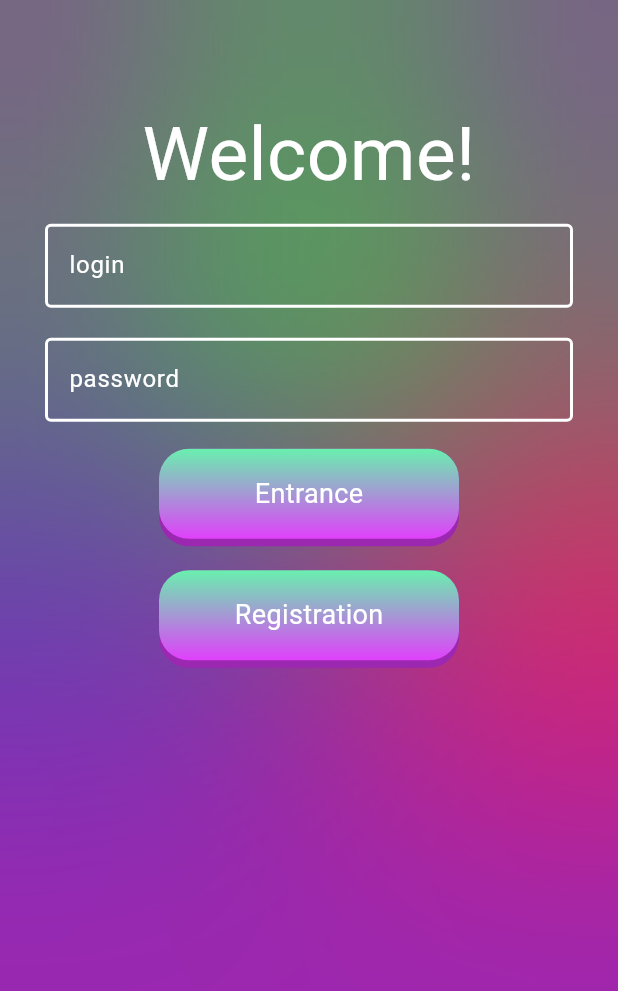
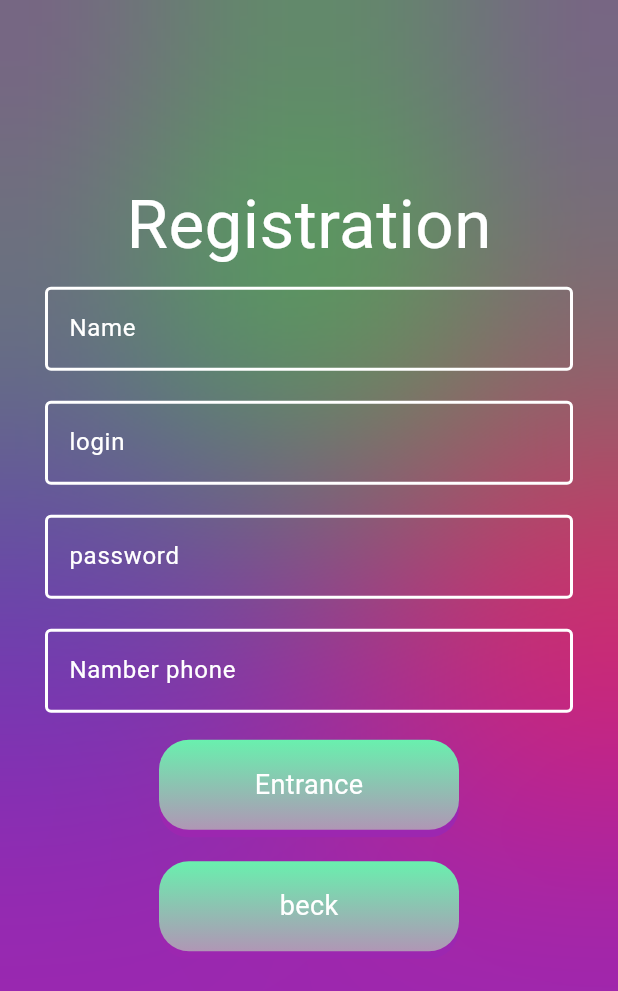
Before and after one commit to Artur1im/online_shop, a Flutter app: the screen it shows after launch, after a tap on "Registration", on a phone screen of 412 x 824 dp. Shown: the top 991 px of the screen. Run offline on Flutter 3.47's test engine with Material 3 defaults, Android fonts, the phone set to English and light mode, and no system bars; drawn by our look-alikes of nice_buttons; Roboto replaces fonts that are missing (Big).

Commit message:
создал страницу регистрации и добавил главную страницу

```diff
--- a/lib/auth/authorization.dart
+++ b/lib/auth/authorization.dart
@@ -2,6 +2,8 @@ import 'dart:ui';
 
 import 'package:flutter/material.dart';
 import 'package:flutter/services.dart';
+import 'package:online_shop/auth/registration.dart';
+import 'package:online_shop/page/home.dart';
 import 'package:online_shop/widget/button.dart';
 import 'package:online_shop/widget/text.dart';
 import 'package:online_shop/widget/text_input.dart';
@@ -60,26 +62,46 @@ class _AuthorizationState extends State<Authorization> {
               BackdropFilter(
                 filter: ImageFilter.blur(sigmaX: 100.0, sigmaY: 100.0),
                 child: Container(
-                      decoration:
-                          const BoxDecoration(color: Colors.transparent)),
+                    decoration: const BoxDecoration(color: Colors.transparent)),
               ),
               Align(
                 alignment: Alignment.topCenter,
                 child: Column(children: [
-                    BigText(
+                  const SizedBox(height: 50),
+
+                  const BigText(
                     title: 'Welcome!',
                   ),
-                    InputText(title: "login"),
-                    InputText(title: "password"),
+                  const InputText(title: "login"),
+                  const InputText(title: "password"),
                   NButton(
                     title: 'Entrance',
+                    onTap: (finish) {
+                      Navigator.push(
+                        context,
+                        MaterialPageRoute(builder: (context) => const Home()),
+                      );
+                    },
                   ),
                   NButton(
                     title: 'Registration',
+                    onTap: (finish) {
+                      Navigator.push(
+                        context,
+                        MaterialPageRoute(
+                            builder: (context) => const Registration()),
+                      );
+                    },
                   )
+
+                  // NButton(
+                  //   title: 'Registration',
+                  //   onTap: customAction,
+                  // )
                 ]),
               )
             ])),
-        ));
+      ),
+    );
   }
 }
--- a/lib/auth/registration.dart
+++ b/lib/auth/registration.dart
@@ -1,4 +1,10 @@
+import 'dart:ui';
+
 import 'package:flutter/material.dart';
+import 'package:flutter/services.dart';
+import 'package:online_shop/widget/button.dart';
+import 'package:online_shop/widget/text.dart';
+import 'package:online_shop/widget/text_input.dart';
 
 class Registration extends StatefulWidget {
   const Registration({super.key});
@@ -10,6 +16,88 @@ class Registration extends StatefulWidget {
 class _RegistrationState extends State<Registration> {
   @override
   Widget build(BuildContext context) {
-    return Container();
+    return Scaffold(
+      backgroundColor: Colors.purple,
+      extendBodyBehindAppBar: true,
+      appBar: AppBar(
+        automaticallyImplyLeading: false,
+        backgroundColor: Colors.transparent,
+        elevation: 0,
+        systemOverlayStyle:
+            const SystemUiOverlayStyle(statusBarBrightness: Brightness.light),
+      ),
+      body: Padding(
+        padding: const EdgeInsets.fromLTRB(20, 1.2 * kToolbarHeight, 20, 20),
+        // padding: const EdgeInsets.all(8.0),
+        child: SizedBox(
+          height: MediaQuery.of(context).size.height,
+          child: Stack(
+            children: [
+              Align(
+                alignment: const AlignmentDirectional(3, -0.3),
+                child: Container(
+                  width: 300,
+                  height: 300,
+                  decoration: const BoxDecoration(
+                      shape: BoxShape.circle, color: Colors.pink),
+                ),
+              ),
+              Align(
+                alignment: const AlignmentDirectional(-3, -0.3),
+                child: Container(
+                  width: 300,
+                  height: 300,
+                  decoration: const BoxDecoration(
+                      shape: BoxShape.circle, color: Colors.deepPurple),
+                ),
+              ),
+              Align(
+                alignment: const AlignmentDirectional(0, -1.2),
+                child: Container(
+                  width: 300,
+                  height: 300,
+                  decoration: const BoxDecoration(color: Colors.green),
+                ),
+              ),
+              BackdropFilter(
+                filter: ImageFilter.blur(sigmaX: 100.0, sigmaY: 100.0),
+                child: Container(
+                    decoration: const BoxDecoration(color: Colors.transparent)),
+              ),
+              Align(
+                  alignment: Alignment.topCenter,
+                  child: Column(
+                      mainAxisAlignment: MainAxisAlignment.start,
+                      children: [
+                        const SizedBox(height: 50),
+                        const BigText(
+                          title: 'Registration',
+                        ),
+                        const InputText(title: "Name"),
+                        const InputText(title: "login"),
+                        const InputText(title: "password"),
+                        const InputText(title: "Namber phone"),
+                        NButton(
+                          title: 'Entrance',
+                          onTap: (finish) {
+                            Navigator.push(
+                              context,
+                              MaterialPageRoute(
+                                  builder: (context) => const Registration()),
+                            );
+                          },
+                        ),
+                        NButton(
+                          title: 'beck',
+                          onTap: (finish) {
+                            Navigator.pop(context);
+                          },
+                        ),
+                      ]))
+            ],
+          ),
+        ),
+      ),
+    );
   }
 }
--- a/lib/widget/button.dart
+++ b/lib/widget/button.dart
@@ -1,10 +1,12 @@
 import 'package:flutter/material.dart';
 import 'package:nice_buttons/nice_buttons.dart';
 
+// ignore: must_be_immutable
 class NButton extends StatelessWidget {
+  // ignore: prefer_typing_uninitialized_variables
   final title;
-  final press;
-  NButton({super.key, this.title, this.press});
+  final onTap;
+  const NButton({super.key, this.title, required this.onTap});
 
   @override
   Widget build(BuildContext context) {
@@ -12,13 +14,11 @@ class NButton extends StatelessWidget {
       padding: const EdgeInsets.all(8.0),
       child: NiceButtons(
         startColor: Colors.greenAccent,
-        endColor: Colors.purpleAccent,
+        endColor: const Color.fromARGB(255, 176, 150, 181),
         borderColor: Colors.purple.shade500,
         stretch: false,
         gradientOrientation: GradientOrientation.Vertical,
-        onTap: (finish) {
-          press;
-        },
+        onTap: onTap,
         child: Text(
           title,
           style: TextStyle(color: Colors.white, fontSize: 18),
--- a/lib/widget/text.dart
+++ b/lib/widget/text.dart
@@ -10,7 +10,7 @@ class BigText extends StatelessWidget {
     return Text(
       title,
       style:
-          const TextStyle(color: Colors.white, fontSize: 50, fontFamily: 'Big'),
+          const TextStyle(color: Colors.white, fontSize: 45, fontFamily: 'Big'),
     );
   }
 }
--- a/lib/widget/text_input.dart
+++ b/lib/widget/text_input.dart
@@ -16,10 +16,10 @@ class InputText extends StatelessWidget {
               borderRadius: BorderRadius.all(Radius.circular(4)),
               borderSide: BorderSide(width: 1, color: Colors.white),
             ),
-            enabledBorder: OutlineInputBorder(
+            enabledBorder: const OutlineInputBorder(
               borderSide: BorderSide(color: Colors.white, width: 2.0),
             ),
-            hintStyle: TextStyle(color: Colors.white),
+            hintStyle: const TextStyle(color: Colors.white),
             hintText: title),
       ),
     );
```
Also changed, not shown: lib/page/cart.dart (added, +17 -0 lines), lib/page/home.dart (added, +68 -0 lines), lib/widget/screen.dart (added, +58 -0 lines). Lines whose indentation alone changed are shown as unchanged.
